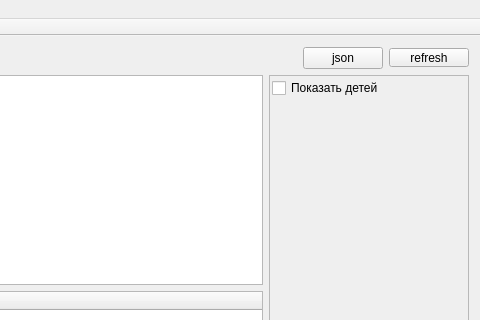
Above: mainwindow.ui from ChromVanadium/InventarIO before the change; both pictures show x 342 to 822 and y 0 to 320 of the 822 by 534 pixel window. Below: the same form after it.
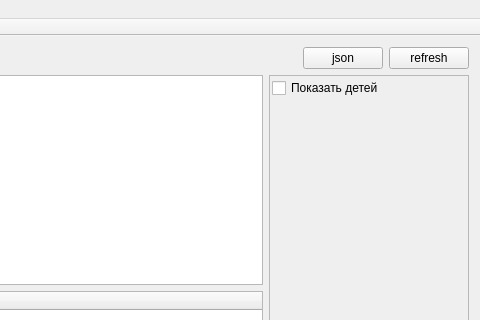
That is the form after the change.

What changed in the file:
```diff
--- a/mainwindow.ui
+++ b/mainwindow.ui
@@ -56,12 +56,6 @@
       </item>
       <item>
        <widget class="QPushButton" name="btRefresh">
-        <property name="maximumSize">
-         <size>
-          <width>16777215</width>
-          <height>19</height>
-         </size>
-        </property>
         <property name="text">
          <string>refresh</string>
         </property>
```
